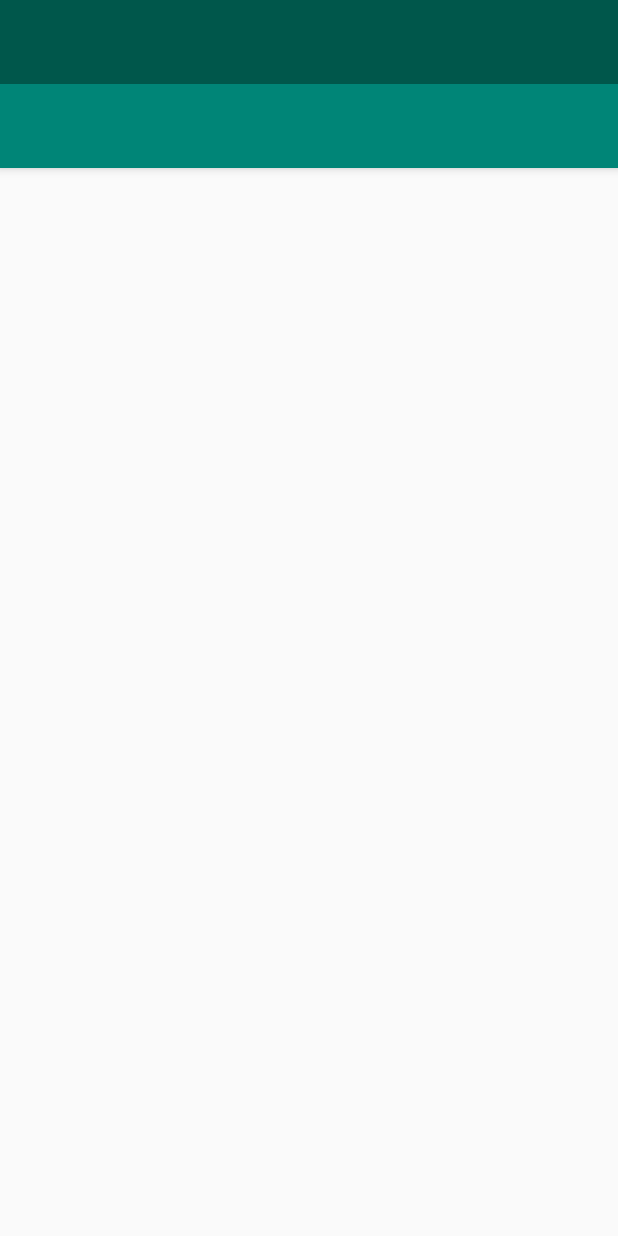
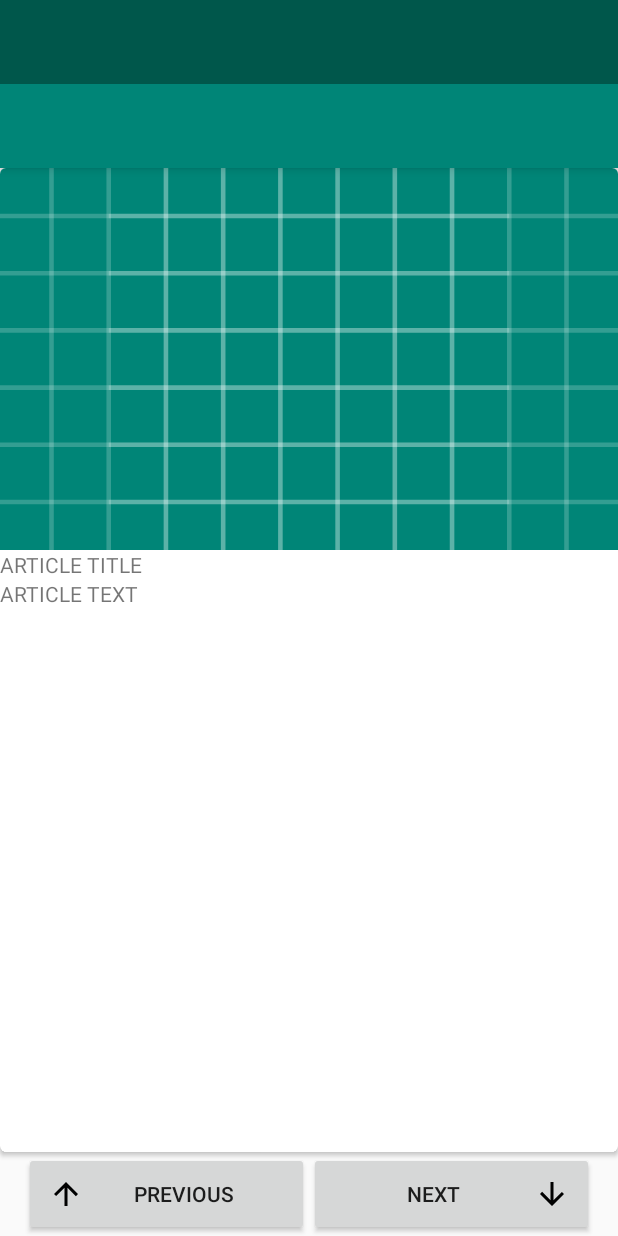
Before and after one commit to JeremyLoh/read-more, an Android app: the layout activity_main.xml on its own in the app's theme, with its tools: preview values and no code run, on a phone screen of 412 x 824 dp. Run offline under Robolectric (Android 15) with nearby library versions, the phone set to English and light mode, and no system bars.

Commit message:
Removed HomeFragment from MainActivity

```diff
--- a/app/src/main/java/edu/u/nus/readmore/MainActivity.java
+++ b/app/src/main/java/edu/u/nus/readmore/MainActivity.java
@@ -120,8 +120,6 @@ public class MainActivity extends AppCompatActivity implements NavigationView.On
                 R.string.navigation_drawer_open, R.string.navigation_drawer_close);
         drawer.addDrawerListener(toggle);
         toggle.syncState();
-        getSupportFragmentManager().beginTransaction().replace(R.id.fragment_container,
-                new HomeFragment()).commit();
     }
 
     /**
--- a/app/src/main/res/layout/activity_main.xml
+++ b/app/src/main/res/layout/activity_main.xml
@@ -24,12 +24,75 @@
             android:theme="@style/ThemeOverlay.AppCompat.Dark.ActionBar"
             app:popupTheme="@style/ThemeOverlay.AppCompat.Light" />
 
-        <FrameLayout
-            android:id="@+id/fragment_container"
+        <LinearLayout
             android:layout_width="match_parent"
-            android:layout_height="match_parent">
+            android:layout_height="match_parent"
+            android:orientation="vertical">
+            <!-- Card View for Article -->
+            <android.support.v7.widget.CardView xmlns:card_view="http://schemas.android.com/apk/res-auto"
+                android:id="@+id/articleCardView"
+                android:layout_width="match_parent"
+                android:layout_height="0dp"
+                android:layout_weight="1"
+                card_view:cardCornerRadius="4dp">
 
-        </FrameLayout>
+                <LinearLayout
+                    android:id="@+id/articleLinearLayout"
+                    android:layout_width="match_parent"
+                    android:layout_height="match_parent"
+                    android:orientation="vertical">
+                    <!-- Image -->
+                    <ImageView
+                        android:id="@+id/articleImageView"
+                        android:layout_width="match_parent"
+                        android:layout_height="0dp"
+                        android:layout_weight="2"
+                        android:scaleType="centerCrop"
+                        android:src="@drawable/ic_launcher_background" />
+                    <!-- Title of Article -->
+                    <TextView
+                        android:id="@+id/articleTitleTextView"
+                        android:layout_width="match_parent"
+                        android:layout_height="wrap_content"
+                        android:text="ARTICLE TITLE" />
+                    <!-- Text from Article -->
+                    <TextView
+                        android:id="@+id/articleContentTextView"
+                        android:layout_width="match_parent"
+                        android:layout_height="0dp"
+                        android:layout_weight="3"
+                        android:text="ARTICLE TEXT" />
+                </LinearLayout>
+            </android.support.v7.widget.CardView>
+
+            <!-- Previous/Next Article buttons -->
+            <LinearLayout
+                android:id="@+id/changeArticleLinearLayout"
+                android:layout_width="match_parent"
+                android:layout_height="wrap_content"
+                android:orientation="horizontal">
+
+                <Button
+                    android:id="@+id/previousArticleBtn"
+                    android:layout_width="0dp"
+                    android:layout_height="wrap_content"
+                    android:layout_marginLeft="16sp"
+                    android:layout_weight="1"
+                    android:drawableStart="@drawable/ic_arrow_upward_black_24dp"
+                    android:padding="16sp"
+                    android:text="@string/previous_article_text" />
+
+                <Button
+                    android:id="@+id/nextArticleBtn"
+                    android:layout_width="0dp"
+                    android:layout_height="wrap_content"
+                    android:layout_marginRight="16sp"
+                    android:layout_weight="1"
+                    android:drawableEnd="@drawable/ic_arrow_downward_black_24dp"
+                    android:padding="16sp"
+                    android:text="@string/next_article_text" />
+            </LinearLayout>
+        </LinearLayout>
 
     </LinearLayout>
 
```
Also changed, not shown: app/src/main/java/edu/u/nus/readmore/HomeFragment.java (deleted, +0 -17 lines), app/src/main/res/layout/article_interface.xml (deleted, +0 -70 lines).
